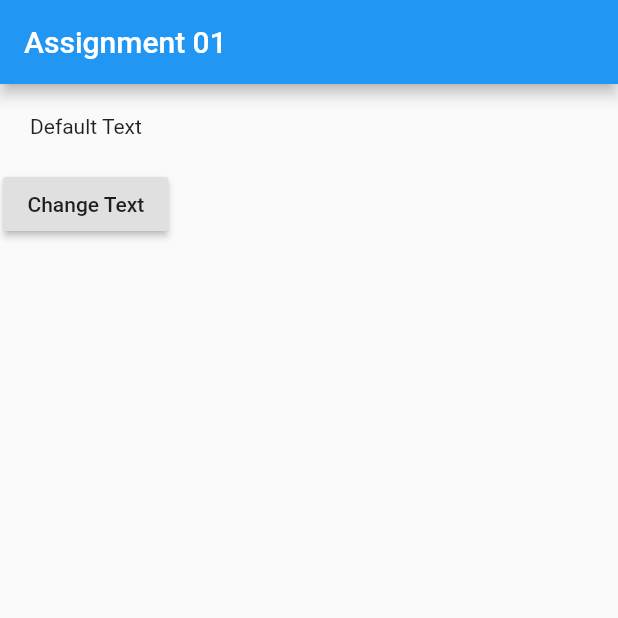
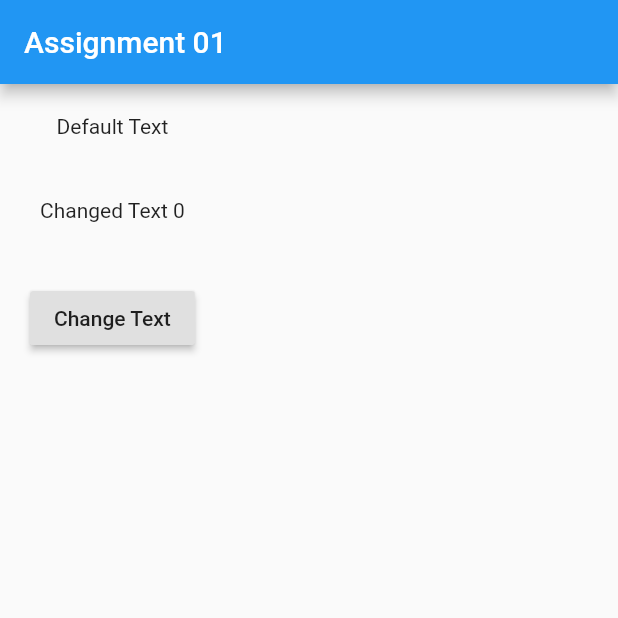
Before and after one commit to karocksjoelee/udmeny_assignment_01_solution, a Flutter app: the screen it shows after launch, after a tap on "Change Text", on a phone screen of 412 x 824 dp, the top half of it. Run offline on Flutter 3.47's test engine with Material 2 defaults, Android fonts, the phone set to English and light mode, and no system bars.

Commit message:
[ Flutter ] Assignment Completed

```diff
--- a/lib/main.dart
+++ b/lib/main.dart
@@ -4,6 +4,7 @@
 
 import 'package:flutter/material.dart';
 import './text_output.dart';
+import './text_control.dart';
 
 main() {
   runApp(AssigmentApp());
@@ -20,12 +21,7 @@ class AssigmentApp extends StatelessWidget {
           body: Column(
             children: <Widget>[
               TextOutput(),
-              RaisedButton(
-                child: Text('Change Text'),
-                onPressed: () {
-                  print('Button Clicked');
-                },
-              )
+              TextControl()
             ],
           )
         ),
--- /dev/null
+++ b/lib/text_control.dart
@@ -0,0 +1,44 @@
+import 'package:flutter/material.dart';
+import './text_output.dart';
+
+class TextControl extends StatefulWidget {
+  @override
+  State<StatefulWidget> createState() {
+    // TODO: implement createState
+    return _TextControlState();
+  }
+}
+
+class _TextControlState extends State {
+  String controlText;
+  int _counter = 0;
+
+  @override
+  void initState() {
+    // ! cannot fix this
+    controlText = 'Default Text from controlText';
+    super.initState();
+  }
+
+  @override
+  Widget build(BuildContext context) {
+    // TODO: implement build
+    return Column(
+      children: <Widget>[
+        TextOutput(displayText: controlText),
+        Container(
+          margin: EdgeInsets.all(20.0),
+          child: RaisedButton(
+            child: Text('Change Text'),
+            onPressed: () {
+              setState(() {
+                controlText = 'Changed Text $_counter';
+                _counter ++;
+              });
+            },
+          ),
+        )
+      ],
+    );
+  }
+}
--- a/lib/text_output.dart
+++ b/lib/text_output.dart
@@ -3,7 +3,9 @@ import 'package:flutter/material.dart';
 class TextOutput extends StatelessWidget {
 
   final String displayText;
-  TextOutput({this.displayText = 'Default Text' });
+  TextOutput({this.displayText = 'Default Text' }) {
+    print(displayText);
+  }
 
   @override
     Widget build(BuildContext context) {
```
